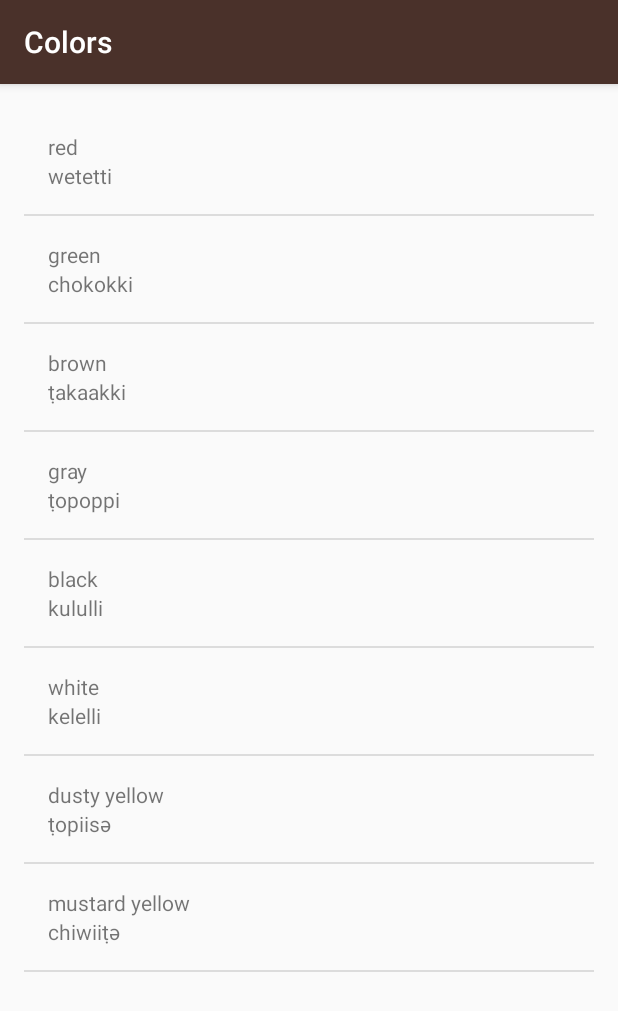
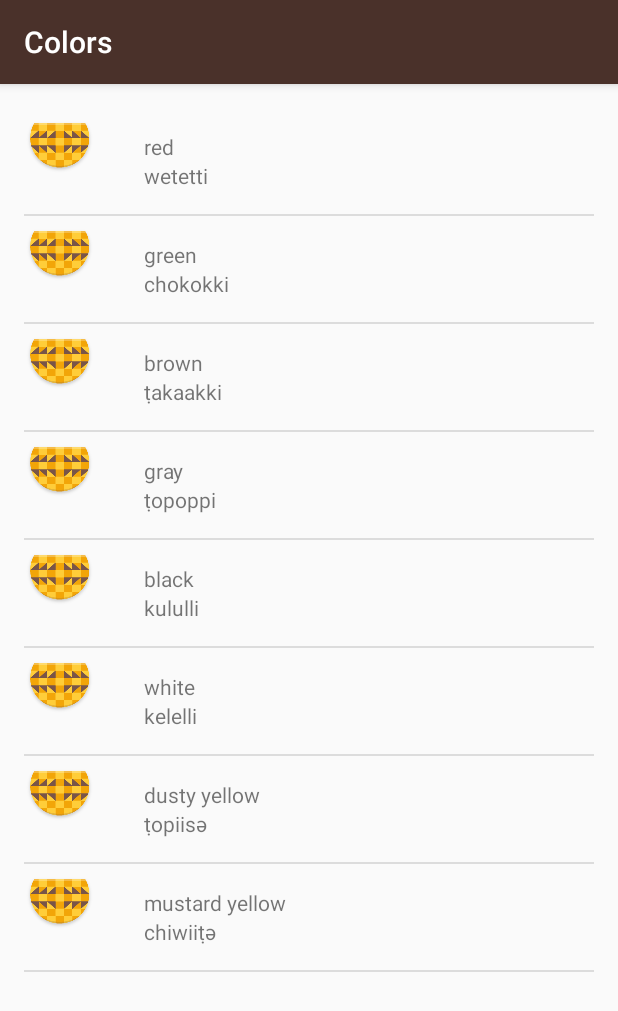
Before and after one commit to emperatorLeo/miwokApp, an Android app: the ColorsActivity screen opened directly, with no data from a screen before it, on a phone screen of 412 x 824 dp. Shown: the top 1011 px of the screen. Run offline under Robolectric (Android 15) with nearby library versions, the light colour scheme and no system bars.

Commit message:
modifiyin the list_item.xml to add the imageView

```diff
--- a/app/src/main/res/layout/list_item.xml
+++ b/app/src/main/res/layout/list_item.xml
@@ -1,8 +1,19 @@
 <?xml version="1.0" encoding="utf-8"?>
-<LinearLayout xmlns:android="http://schemas.android.com/apk/res/android"
+<LinearLayout  xmlns:android="http://schemas.android.com/apk/res/android"
     xmlns:tools="http://schemas.android.com/tools"
-    android:orientation="vertical" android:layout_width="match_parent"
+    android:orientation="horizontal"
     android:layout_height="match_parent"
+    android:layout_width="match_parent">
+    <ImageView
+        android:layout_width="wrap_content"
+        android:layout_height="wrap_content"
+        android:src="@mipmap/ic_launcher"
+        android:layout_marginRight="16dp"
+        android:id="@+id/image"/>
+<LinearLayout
+    android:orientation="vertical"
+    android:layout_width="match_parent"
+    android:layout_height="wrap_content"
     android:padding="16dp">
     <TextView
         android:layout_width="wrap_content"
@@ -16,3 +27,4 @@
         tools:text="One"/>
 
 </LinearLayout>
+</LinearLayout>
```
Also changed, not shown: app/src/main/java/com/example/android/miwok/ColorsActivity.java (line endings or trailing spaces).
